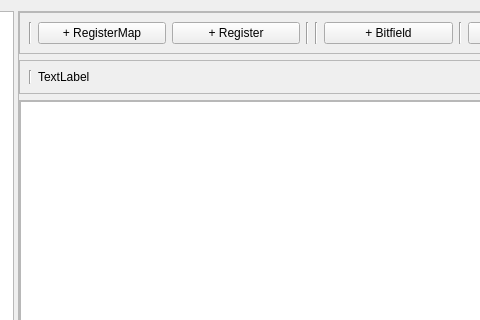
Above: ui/Module.ui from ShengbingZhou/register before the change; both pictures show x 253 to 733 and y 0 to 320 of the 1014 by 675 pixel window. Below: the same form after it.
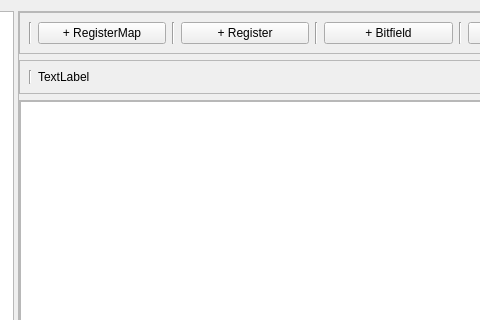
That is the form after the change.

Commit message: allow to insert regmap

What changed in the file:
```diff
--- a/ui/Module.ui
+++ b/ui/Module.ui
@@ -76,16 +76,16 @@
            </widget>
           </item>
           <item>
-           <widget class="QPushButton" name="pbAddReg">
-            <property name="text">
-             <string>+ Register</string>
+           <widget class="Line" name="line_5">
+            <property name="orientation">
+             <enum>Qt::Vertical</enum>
             </property>
            </widget>
           </item>
           <item>
-           <widget class="Line" name="line_5">
-            <property name="orientation">
-             <enum>Qt::Vertical</enum>
+           <widget class="QPushButton" name="pbAddReg">
+            <property name="text">
+             <string>+ Register</string>
             </property>
            </widget>
           </item>
```
The commit also changes 2 other files.
